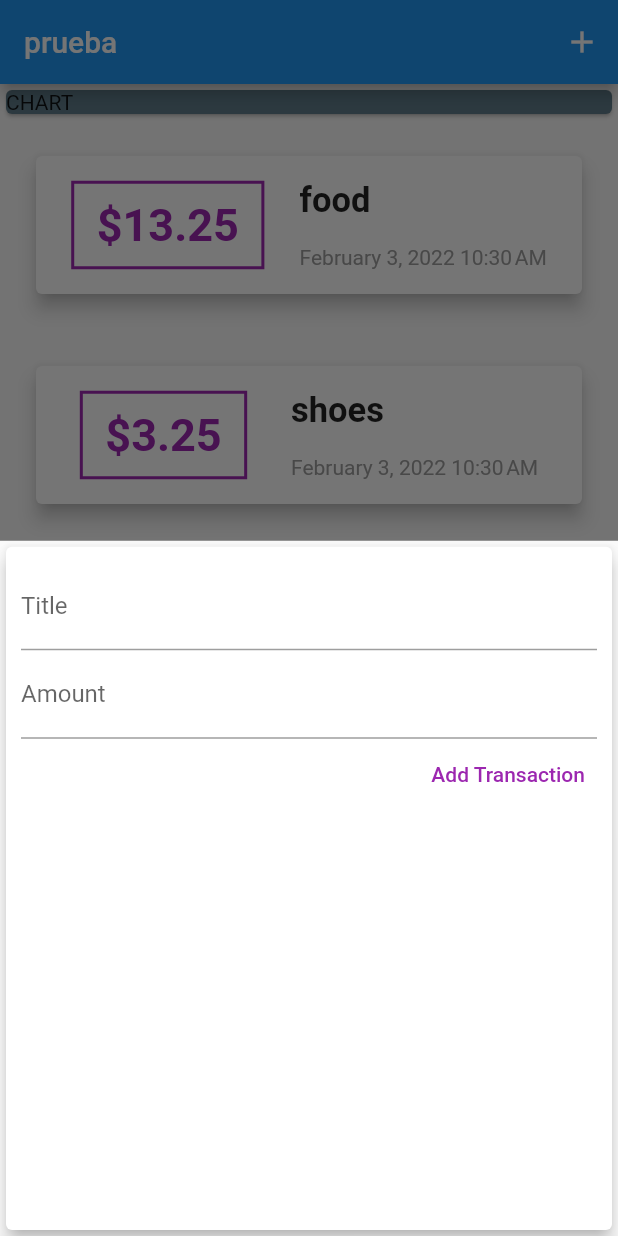
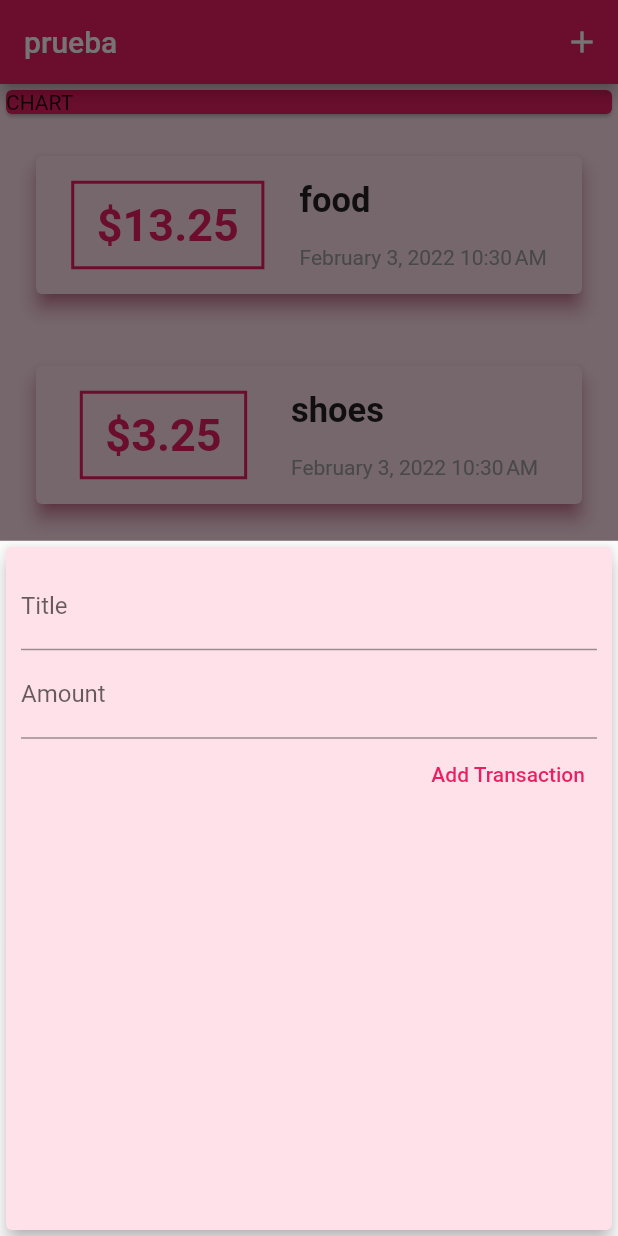
Before and after one commit to JeanBayer/app-money-flutter, a Flutter app: the screen it shows after launch, after a tap on the "add" icon, on a phone screen of 412 x 824 dp. Run offline on Flutter 3.47's test engine with Material 2 defaults, Android fonts, the phone set to English and light mode, and no system bars.

Commit message:
fonts and theme color

```diff
--- a/app/lib/main.dart
+++ b/app/lib/main.dart
@@ -11,6 +11,7 @@ class MyApp extends StatelessWidget {
   @override
   Widget build(BuildContext context) {
     return MaterialApp(
+      theme: ThemeData(primarySwatch: Colors.pink),
       title: 'Flutter App',
       home: MyHomePage(),
     );
@@ -62,6 +63,7 @@ class _MyHomePageState extends State<MyHomePage> {
   @override
   Widget build(BuildContext context) {
     return Scaffold(
+      backgroundColor: Color(0xFFFFE1EA),
       appBar: AppBar(
         actions: [
           IconButton(
@@ -79,7 +81,7 @@ class _MyHomePageState extends State<MyHomePage> {
             Container(
               width: double.infinity,
               child: Card(
-                  color: Colors.blueGrey,
+                color: Theme.of(context).primaryColor,
                 child: Text("CHART"),
               ),
             ),
--- a/app/lib/widgets/new_transaction.dart
+++ b/app/lib/widgets/new_transaction.dart
@@ -1,10 +1,17 @@
 import 'package:flutter/material.dart';
 
-class NewTransaction extends StatelessWidget {
-  final titleController = TextEditingController();
-  final amountController = TextEditingController();
+class NewTransaction extends StatefulWidget {
   final Function newtx;
   NewTransaction(this.newtx, {Key? key}) : super(key: key);
+
+  @override
+  State<NewTransaction> createState() => _NewTransactionState();
+}
+
+class _NewTransactionState extends State<NewTransaction> {
+  final titleController = TextEditingController();
+
+  final amountController = TextEditingController();
 
   void submittedFunction() {
     final amountText = amountController.text.isNotEmpty
@@ -16,15 +23,18 @@ class NewTransaction extends StatelessWidget {
       return;
     }
 
-    newtx(
+    widget.newtx(
       titleController.text,
       double.parse(amountController.text),
     );
+
+    Navigator.of(context).pop();
   }
 
   @override
   Widget build(BuildContext context) {
     return Card(
+      color: Color(0xFFFFE1EA),
       elevation: 5,
       child: Container(
         padding: EdgeInsets.all(10),
@@ -53,7 +63,7 @@ class NewTransaction extends StatelessWidget {
               child: Text(
                 "Add Transaction",
                 style: TextStyle(
-                  color: Colors.purple,
+                  color: Theme.of(context).primaryColor,
                 ),
               ),
             ),
--- a/app/lib/widgets/transaction_list.dart
+++ b/app/lib/widgets/transaction_list.dart
@@ -18,6 +18,8 @@ class TransactionList extends StatelessWidget {
             height: 100,
             margin: EdgeInsets.all(20),
             child: Card(
+              shadowColor: Colors.pink,
+              color: Color(0xFFFFE1EA),
               elevation: 5,
               child: Row(
                 crossAxisAlignment: CrossAxisAlignment.center,
@@ -28,7 +30,7 @@ class TransactionList extends StatelessWidget {
                     decoration: BoxDecoration(
                       border: Border.all(
                         width: 2,
-                        color: Colors.purple,
+                        color: Theme.of(context).primaryColor,
                       ),
                     ),
                     child: Text(
@@ -36,7 +38,7 @@ class TransactionList extends StatelessWidget {
                       style: TextStyle(
                         fontSize: 30,
                         fontWeight: FontWeight.bold,
-                        color: Colors.purple,
+                        color: Theme.of(context).primaryColor,
                       ),
                     ),
                   ),
```
Also changed, not shown: app/assets/fonts/OpenSans-Bold.ttf (added), app/assets/fonts/OpenSans-Regular.ttf (added), app/assets/fonts/Quicksand-Bold.ttf (added), app/assets/fonts/Quicksand-Light.ttf (added), app/assets/fonts/Quicksand-Medium.ttf (added), app/assets/fonts/Quicksand-Regular.ttf (added). Lines whose indentation alone changed are shown as unchanged.
